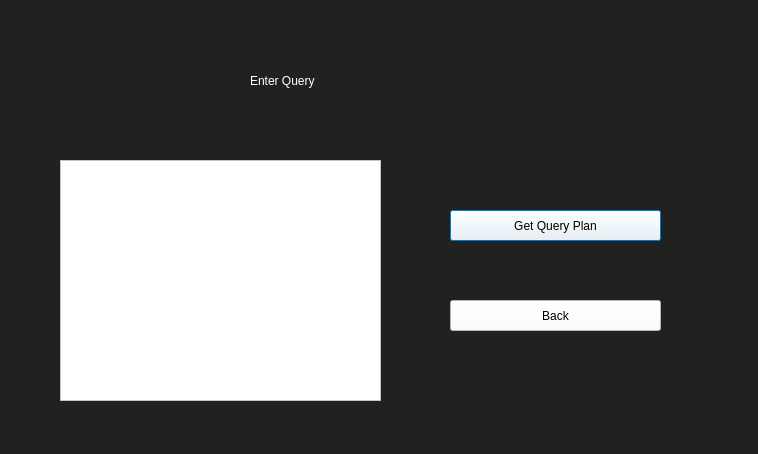
Joshlim288/sql-annotator, file QueryScreen.ui: the form before one commit.
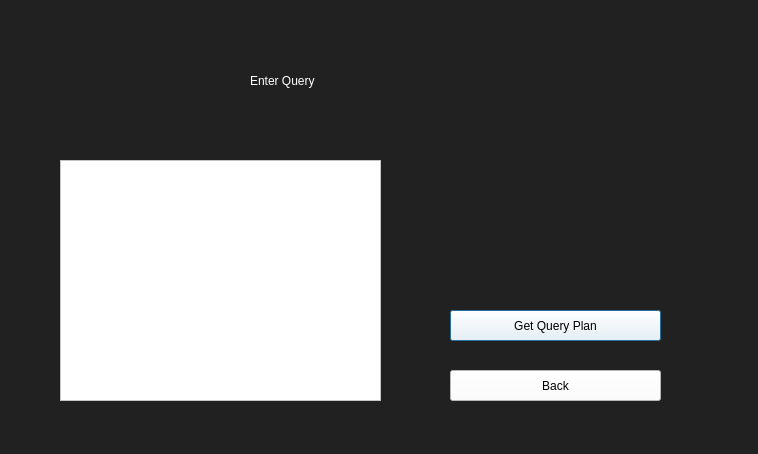
The form after the commit.

Commit message:
Added error message for input query, indentation for annotated query
Show syntax error for an invalid query/query has no annotation.
Subplans in annotated query is indented.

Diff of the .ui file:
```diff
--- a/QueryScreen.ui
+++ b/QueryScreen.ui
@@ -36,7 +36,7 @@
    <property name="geometry">
     <rect>
      <x>450</x>
-     <y>210</y>
+     <y>310</y>
      <width>211</width>
      <height>31</height>
     </rect>
@@ -53,7 +53,7 @@
    <property name="geometry">
     <rect>
      <x>450</x>
-     <y>300</y>
+     <y>370</y>
      <width>211</width>
      <height>31</height>
     </rect>
@@ -86,6 +86,25 @@
 &lt;p style=&quot;-qt-paragraph-type:empty; margin-top:0px; margin-bottom:0px; margin-left:0px; margin-right:0px; -qt-block-indent:0; text-indent:0px;&quot;&gt;&lt;br /&gt;&lt;/p&gt;&lt;/body&gt;&lt;/html&gt;</string>
    </property>
   </widget>
+  <widget class="QLabel" name="errorMessage">
+   <property name="geometry">
+    <rect>
+     <x>450</x>
+     <y>160</y>
+     <width>201</width>
+     <height>131</height>
+    </rect>
+   </property>
+   <property name="styleSheet">
+    <string notr="true">color: #FF0000</string>
+   </property>
+   <property name="text">
+    <string/>
+   </property>
+   <property name="wordWrap">
+    <bool>true</bool>
+   </property>
+  </widget>
  </widget>
  <resources/>
  <connections/>
```
The commit also changes 4 other files.
